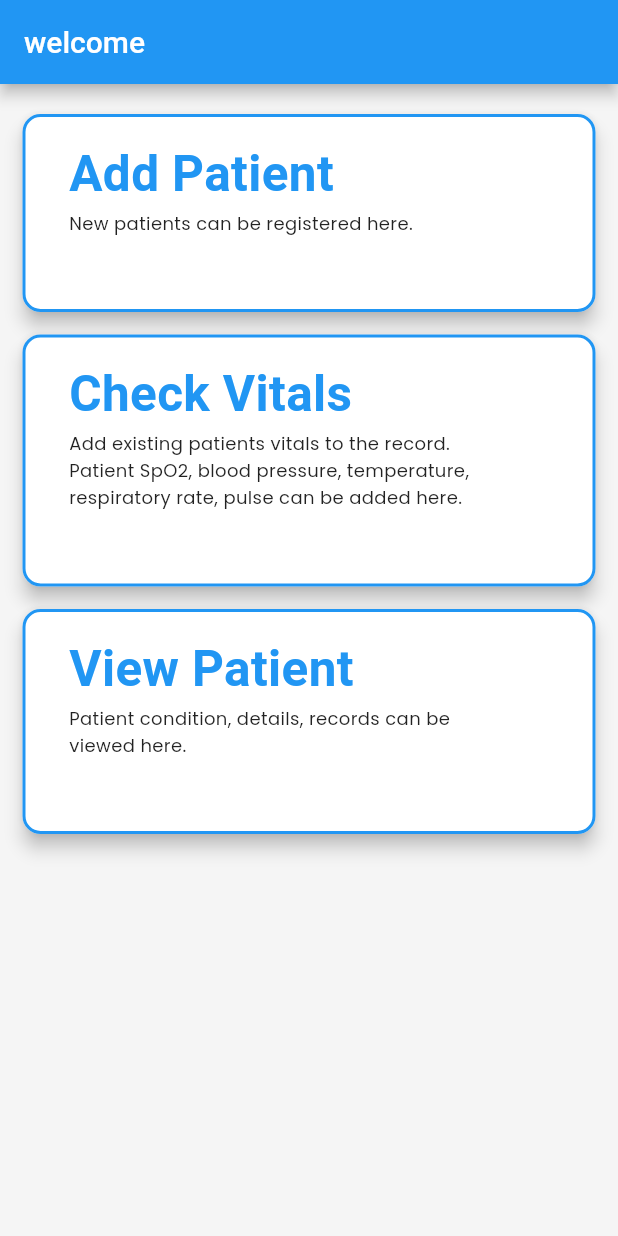
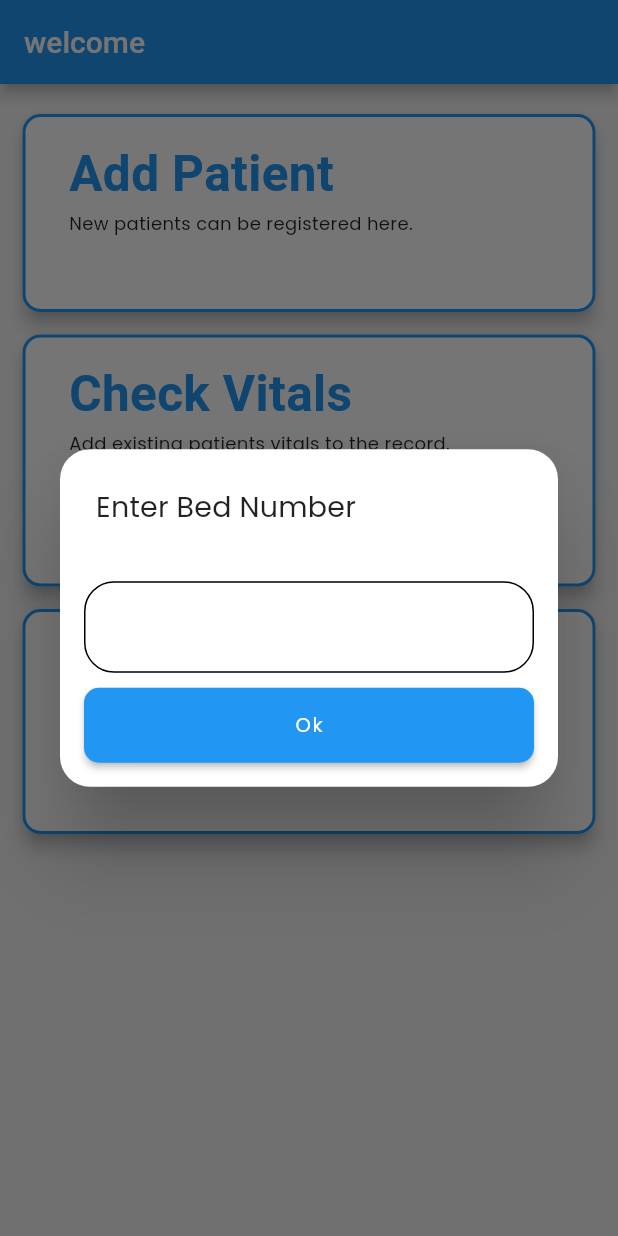
Before and after one commit to cloneartist/CoiHo, a Flutter app: the screen it shows after launch, after a tap on "Check Vitals", on a phone screen of 412 x 824 dp. Run offline on Flutter 3.47's test engine with Material 2 defaults, Android fonts, the phone set to English and light mode, and no system bars; our stand-ins replace firebase_auth, firebase_core; accounts and stored records are empty.

Commit message:
Added popupalertdialog

```diff
--- a/lib/Screens/Home.dart
+++ b/lib/Screens/Home.dart
@@ -36,12 +36,9 @@ class _MyHomePageState extends State<MyHomePage> {
                   width: MediaQuery.of(context).size.width,
                   child: ElevatedButton(
                     onPressed: () {
-
                       //Route to PatientDetails.dart
 
                       Navigator.push(context, MaterialPageRoute(builder: (_) => AddPatient()));
-
-
                     },
                     child: Padding(
                       padding: const EdgeInsets.fromLTRB(15, 20, 55, 50),
@@ -86,7 +83,9 @@ class _MyHomePageState extends State<MyHomePage> {
                 Container(
                   width: MediaQuery.of(context).size.width,
                   child: ElevatedButton(
-                    onPressed: () {},
+                    onPressed: () {
+                      showPopUp(context);
+                    },
                     child: Padding(
                       padding: const EdgeInsets.fromLTRB(15, 20, 55, 50),
                       child: Align(
@@ -131,9 +130,7 @@ class _MyHomePageState extends State<MyHomePage> {
                   width: MediaQuery.of(context).size.width,
                   child: ElevatedButton(
                     onPressed: () {
-
                       Navigator.push(context, MaterialPageRoute(builder: (_) => ViewPatient()));
-
                     },
                     child: Padding(
                       padding: const EdgeInsets.fromLTRB(15, 20, 55, 50),
@@ -179,4 +176,72 @@ class _MyHomePageState extends State<MyHomePage> {
       ),
     );
   }
+
+  void showPopUp(BuildContext context) {
+    showDialog(
+        context: context,
+        builder: (_) {
+          return AlertDialog(
+            shape:RoundedRectangleBorder(borderRadius: BorderRadius.circular(20)),
+            title: Text("Enter Bed Number"),
+            actions: [
+              Padding(
+                padding: const EdgeInsets.all(8.0),
+                child: Column(
+                  children: [
+                    Container(
+                      width: MediaQuery.of(context).size.width,
+                      child: TextFormField(
+
+                        keyboardType: TextInputType.number,
+                        decoration: textInputDecoration,
+
+                      ),
+                    ),
+                    SizedBox(height: 10,),
+                    Container(
+                      width: MediaQuery.of(context).size.width,
+                      height: 50,
+                      child: ElevatedButton(
+                        onPressed: () {
+
+
+                          //search for bed number in db
+
+
+                        },
+                        child: Text("Ok",style: TextStyle(color: Colors.white),),
+                        style: ElevatedButton.styleFrom(
+                          primary: Colors.blue,
+                          onPrimary: Colors.lightBlueAccent,
+                          shape: RoundedRectangleBorder(borderRadius: BorderRadius.circular(10))
+                        ),
+                      ),
+                    )
+                  ],
+                ),
+              )
+            ],
+          );
+        });
+  }
+
+  dynamic textInputDecoration = InputDecoration(
+    labelStyle: TextStyle(
+      color: Colors.blue,
+    ),
+    fillColor: Colors.white,
+    focusedBorder: OutlineInputBorder(
+      borderRadius: BorderRadius.circular(20),
+      borderSide: BorderSide(width: 1, color: Colors.blue),
+    ),
+    enabledBorder: OutlineInputBorder(
+      borderRadius: BorderRadius.circular(20),
+      borderSide: BorderSide(width: 1, color: Colors.black),
+    ),
+    border: OutlineInputBorder(
+      borderRadius: BorderRadius.circular(20),
+      borderSide: BorderSide(),
+    ),
+  );
 }
--- a/lib/main.dart
+++ b/lib/main.dart
@@ -1,4 +1,6 @@
+import 'package:coho/Screens/AddPatient.dart';
 import 'package:coho/Screens/Home.dart';
+import 'package:coho/Screens/ViewPatient.dart';
 import 'package:firebase_auth/firebase_auth.dart';
 import 'package:firebase_core/firebase_core.dart';
 import 'package:flutter/material.dart';
@@ -34,11 +36,13 @@ class MyApp extends StatelessWidget {
 
     return MaterialApp(
       title: 'Flutter Demo',
+      initialRoute: '/',
       routes: {
         '/': (context) => MyHomePage(),
         '/login': (context) => Login(),
         '/nurse': (context) => Nurse(),
-
+        '/viewpatient':(context) => ViewPatient(),
+        '/addpatient':(context)=> AddPatient(),
         // '/ProfilePerson': (context) => ProfilePerson(),
       },
       theme: ThemeData(
@@ -59,7 +63,6 @@ class MyApp extends StatelessWidget {
         ),
         primarySwatch: Colors.blue,
       ),
-       home: MyHomePage(title: 'Flutter Demo Home Page'),
     );
   }
 }
```
